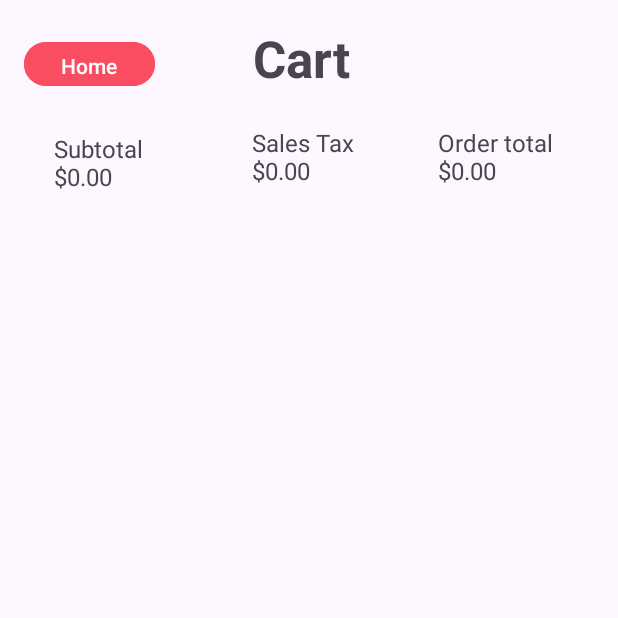
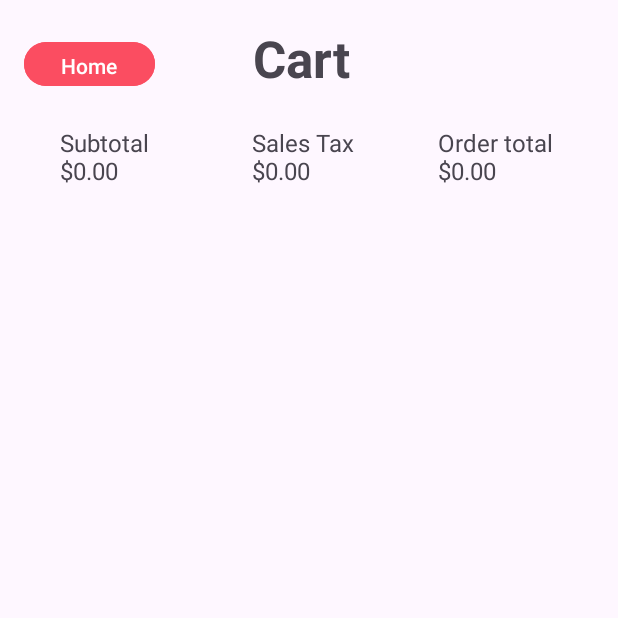
Before and after one commit to moisesfromthebible/RUPizzeria2, an Android app: the CartActivity screen opened directly, with no data from a screen before it, on a phone screen of 412 x 824 dp, the top half of it. Run offline under Robolectric (Android 15) with nearby library versions, the phone set to English and light mode, and no system bars.

```diff
--- a/app/src/main/res/layout/activity_cart.xml
+++ b/app/src/main/res/layout/activity_cart.xml
@@ -33,8 +33,8 @@
         android:id="@+id/subtotal"
         android:layout_width="61dp"
         android:layout_height="51dp"
-        android:layout_marginStart="36dp"
-        android:layout_marginTop="88dp"
+        android:layout_marginStart="40dp"
+        android:layout_marginTop="84dp"
         android:text="@string/subtotal"
         android:textSize="16sp"
         app:layout_constraintStart_toStartOf="parent"
```
